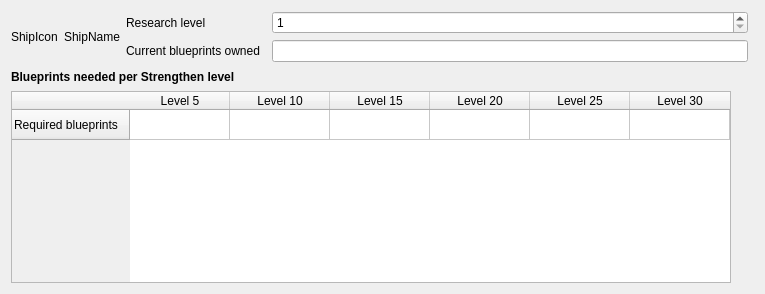
Before: the Qt Designer form azuriris/ui/ui/research_widget.ui in Sugihiru/Azur-Iris, drawn with Qt 5.
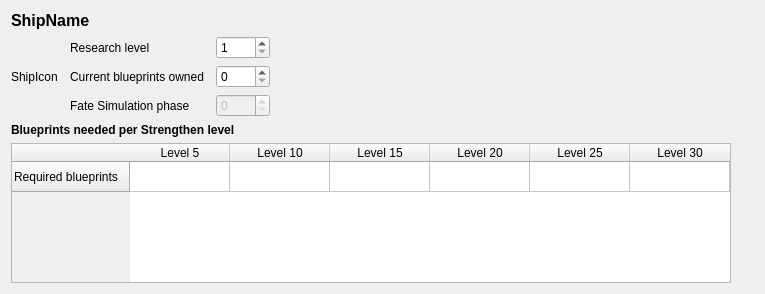
After: the same form once the commit is applied.

Commit message: Compute Fate Simulation blueprints, removed edit, changed field to spinBox

What changed in the file:
```diff
--- a/azuriris/ui/ui/research_widget.ui
+++ b/azuriris/ui/ui/research_widget.ui
@@ -14,28 +14,35 @@
    <string>Form</string>
   </property>
   <layout class="QGridLayout" name="gridLayout">
-   <item row="0" column="1" rowspan="2">
-    <widget class="QLabel" name="shipNameLabel">
-     <property name="text">
-      <string>ShipName</string>
-     </property>
-    </widget>
-   </item>
-   <item row="1" column="2">
-    <widget class="QLabel" name="currentBpLabel">
-     <property name="text">
-      <string>Current blueprints owned</string>
-     </property>
-    </widget>
-   </item>
-   <item row="0" column="0" rowspan="2">
+   <item row="1" column="0" rowspan="3">
     <widget class="QLabel" name="shipIconLabel">
      <property name="text">
       <string>ShipIcon</string>
      </property>
     </widget>
    </item>
-   <item row="3" column="0" colspan="6">
+   <item row="3" column="2">
+    <widget class="QLabel" name="fateSimulationPhaseLabel">
+     <property name="text">
+      <string>Fate Simulation phase</string>
+     </property>
+    </widget>
+   </item>
+   <item row="2" column="4">
+    <widget class="QSpinBox" name="currentBpSpinBox">
+     <property name="maximum">
+      <number>9999</number>
+     </property>
+    </widget>
+   </item>
+   <item row="2" column="2">
+    <widget class="QLabel" name="currentBpLabel">
+     <property name="text">
+      <string>Current blueprints owned</string>
+     </property>
+    </widget>
+   </item>
+   <item row="6" column="0" colspan="6">
     <widget class="QTableWidget" name="strengthenLevelTableWidget">
      <property name="sizePolicy">
       <sizepolicy hsizetype="Maximum" vsizetype="Maximum">
@@ -110,14 +117,14 @@
      </column>
     </widget>
    </item>
-   <item row="0" column="2">
+   <item row="1" column="2">
     <widget class="QLabel" name="researchLevelLabel">
      <property name="text">
       <string>Research level</string>
      </property>
     </widget>
    </item>
-   <item row="2" column="0" colspan="6">
+   <item row="5" column="0" colspan="6">
     <widget class="QLabel" name="bpNeededPerLevelTitleLabel">
      <property name="font">
       <font>
@@ -131,10 +138,13 @@
     </widget>
    </item>
    <item row="1" column="4">
-    <widget class="QLineEdit" name="currentBpLineEdit"/>
-   </item>
-   <item row="0" column="4">
     <widget class="QSpinBox" name="researchLevelSpinBox">
+     <property name="sizePolicy">
+      <sizepolicy hsizetype="Minimum" vsizetype="Fixed">
+       <horstretch>0</horstretch>
+       <verstretch>0</verstretch>
+      </sizepolicy>
+     </property>
      <property name="minimum">
       <number>1</number>
      </property>
@@ -143,6 +153,43 @@
      </property>
     </widget>
    </item>
+   <item row="2" column="5">
+    <spacer name="horizontalSpacer">
+     <property name="orientation">
+      <enum>Qt::Horizontal</enum>
+     </property>
+     <property name="sizeHint" stdset="0">
+      <size>
+       <width>40</width>
+       <height>20</height>
+      </size>
+     </property>
+    </spacer>
+   </item>
+   <item row="3" column="4">
+    <widget class="QSpinBox" name="fateSimulationPhaseSpinBox">
+     <property name="enabled">
+      <bool>false</bool>
+     </property>
+     <property name="maximum">
+      <number>5</number>
+     </property>
+    </widget>
+   </item>
+   <item row="0" column="0" colspan="5">
+    <widget class="QLabel" name="shipNameLabel">
+     <property name="font">
+      <font>
+       <pointsize>12</pointsize>
+       <weight>75</weight>
+       <bold>true</bold>
+      </font>
+     </property>
+     <property name="text">
+      <string>ShipName</string>
+     </property>
+    </widget>
+   </item>
   </layout>
  </widget>
  <resources/>
```
Left out of the diff: 3 changed lines with no effect on the pictures. The commit also changes 3 other files.
